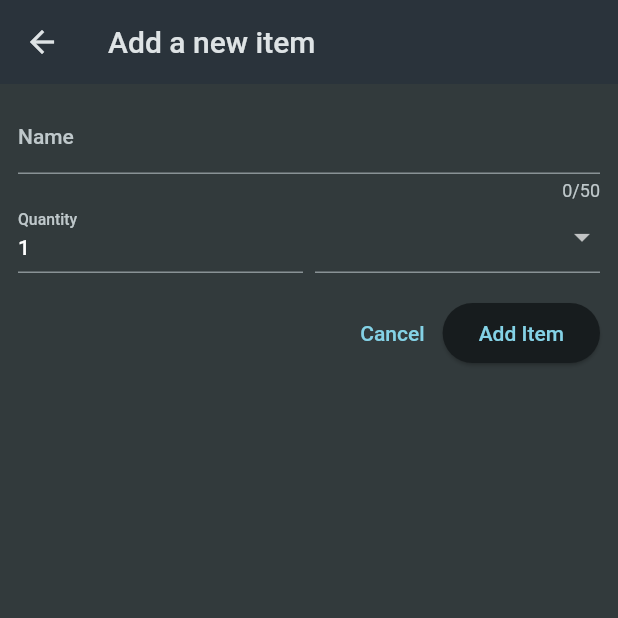
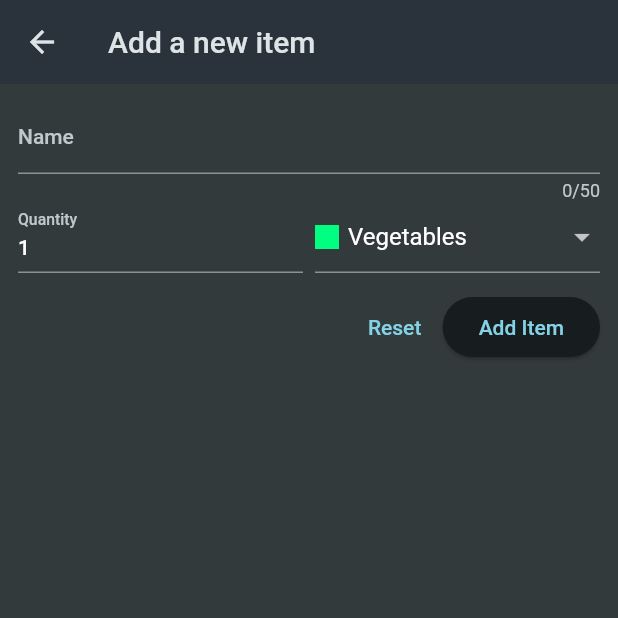
Before and after one commit to ShehanWeerarathna/fluttur_shopping_list, a Flutter app: the screen it shows after launch, after a tap on the "add" icon, on a phone screen of 412 x 824 dp, the top half of it. Run offline on Flutter 3.47's test engine with Material 2 defaults, Android fonts, the phone set to English and light mode, and no system bars.

Commit message:
item list finished

```diff
--- a/lib/widgets/grocery_list.dart
+++ b/lib/widgets/grocery_list.dart
@@ -1,5 +1,5 @@
 import 'package:flutter/material.dart';
-import 'package:my_app/models/dummy_items.dart';
+import 'package:my_app/models/grocery_item.dart';
 
 import 'new_item.dart';
 
@@ -10,15 +10,52 @@ class GroceryList extends StatefulWidget {
   State<GroceryList> createState() => _GroceryListState();
 }
 
+final List<GroceryItem> _groceryItems = [];
+
 class _GroceryListState extends State<GroceryList> {
-  void _addItem() {
-    Navigator.of(context).push(MaterialPageRoute(builder: (context) {
+  void _addItem() async {
+    final newItem = await Navigator.of(context)
+        .push<GroceryItem>(MaterialPageRoute(builder: (context) {
       return const NewItem();
     }));
+    if (newItem != null) {
+      setState(() {
+        _groceryItems.add(newItem);
+      });
+    }
+  }
+
+  void _removeItem(String id) {
+    setState(() {
+      _groceryItems.removeWhere((item) => item.id == id);
+    });
   }
 
   @override
   Widget build(BuildContext context) {
+    Widget content = const Center(
+      child: Text('No items yet!'),
+    );
+    if (_groceryItems.isNotEmpty) {
+      content = ListView.builder(
+        itemCount: _groceryItems.length,
+        itemBuilder: (context, index) => Dismissible(
+          onDismissed: (direction) {
+            _removeItem(_groceryItems[index].id);
+          },
+          key: ValueKey(_groceryItems[index].id),
+          child: ListTile(
+            leading: Container(
+              width: 24,
+              height: 24,
+              color: _groceryItems[index].category.color,
+            ),
+            trailing: Text('${_groceryItems[index].quantity}'),
+            title: Text(_groceryItems[index].name),
+          ),
+        ),
+      );
+    }
     return Scaffold(
       appBar: AppBar(
         title: const Text('Grocery List'),
@@ -29,16 +66,7 @@ class _GroceryListState extends State<GroceryList> {
           ),
         ],
       ),
-        body: ListView.builder(
-            itemCount: groceryItems.length,
-            itemBuilder: (context, index) => ListTile(
-                  leading: Container(
-                    width: 24,
-                    height: 24,
-                    color: groceryItems[index].category.color,
-                  ),
-                  trailing: Text('${groceryItems[index].quantity}'),
-                  title: Text(groceryItems[index].name),
-                )));
+      body: content,
+    );
   }
 }
--- a/lib/widgets/new_item.dart
+++ b/lib/widgets/new_item.dart
@@ -1,19 +1,35 @@
 import 'package:flutter/material.dart';
 import 'package:my_app/data/categories.dart';
+import 'package:my_app/models/category.dart';
+import 'package:my_app/models/grocery_item.dart';
 
 class NewItem extends StatefulWidget {
-  const NewItem({Key? key}) : super(key: key);
+  const NewItem({super.key});
 
   @override
-  State<NewItem> createState() => _NewItemState();
+  State<NewItem> createState() {
+    return _NewItemState();
+  }
 }
 
 class _NewItemState extends State<NewItem> {
   final _formKey = GlobalKey<FormState>();
-  final bool _autoValidate = false;
+  var _enteredName = '';
+  var _enteredQuantity = 1;
+  var _selectedCategory = categories[Categories.vegetables]!;
 
-  void _saveItems() {
-    _formKey.currentState!.validate();
+  void _saveItem() {
+    if (_formKey.currentState!.validate()) {
+      _formKey.currentState!.save();
+      Navigator.of(context).pop(
+        GroceryItem(
+          id: DateTime.now().toString(),
+          name: _enteredName,
+          quantity: _enteredQuantity,
+          category: _selectedCategory,
+        ),
+      );
+    }
   }
 
   @override
@@ -25,9 +41,6 @@ class _NewItemState extends State<NewItem> {
       body: Padding(
         padding: const EdgeInsets.all(12),
         child: Form(
-          autovalidateMode: _autoValidate
-              ? AutovalidateMode.onUserInteraction
-              : AutovalidateMode.disabled,
           key: _formKey,
           child: Column(
             children: [
@@ -41,9 +54,15 @@ class _NewItemState extends State<NewItem> {
                       value.isEmpty ||
                       value.trim().length <= 1 ||
                       value.trim().length > 50) {
-                    return 'Please enter a name';
+                    return 'Must be between 1 and 50 characters.';
                   }
                   return null;
+                },
+                onSaved: (value) {
+                  // if (value == null) {
+                  //   return;
+                  // }
+                  _enteredName = value!;
                 },
               ), // instead of TextField()
               Row(
@@ -55,21 +74,25 @@ class _NewItemState extends State<NewItem> {
                         label: Text('Quantity'),
                       ),
                       keyboardType: TextInputType.number,
-                      initialValue: '1',
+                      initialValue: _enteredQuantity.toString(),
                       validator: (value) {
                         if (value == null ||
                             value.isEmpty ||
                             int.tryParse(value) == null ||
                             int.tryParse(value)! <= 0) {
-                          return 'Please enter a number';
+                          return 'Must be a valid, positive number.';
                         }
                         return null;
+                      },
+                      onSaved: (value) {
+                        _enteredQuantity = int.parse(value!);
                       },
                     ),
                   ),
                   const SizedBox(width: 8),
                   Expanded(
                     child: DropdownButtonFormField(
+                      value: _selectedCategory,
                       items: [
                         for (final category in categories.entries)
                           DropdownMenuItem(
@@ -87,27 +110,31 @@ class _NewItemState extends State<NewItem> {
                             ),
                           ),
                       ],
-                      onChanged: (value) {},
+                      onChanged: (value) {
+                        setState(() {
+                          _selectedCategory = value!;
+                        });
+                      },
                     ),
                   ),
                 ],
               ),
-              const SizedBox(height: 16),
+              const SizedBox(height: 12),
               Row(
                 mainAxisAlignment: MainAxisAlignment.end,
                 children: [
                   TextButton(
-                      onPressed: () {},
-                      child: Text(
-                        "Cancel",
-                      )),
+                    onPressed: () {
+                      _formKey.currentState!.reset();
+                    },
+                    child: const Text('Reset'),
+                  ),
                   ElevatedButton(
-                      onPressed: _saveItems,
-                      child: Text(
-                        "Add Item",
-                      ))
+                    onPressed: _saveItem,
+                    child: const Text('Add Item'),
+                  )
                 ],
-              )
+              ),
             ],
           ),
         ),
```
Lines whose indentation alone changed are shown as unchanged.
